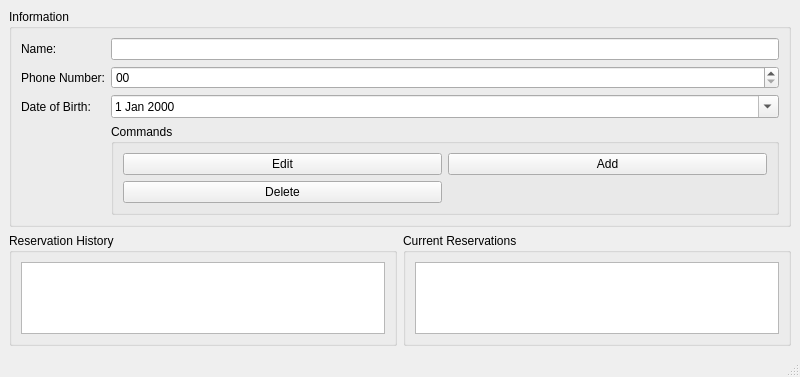
Qt form src/main/resources/base/customer.ui (dagayveggi/HotelManagementSystem) before a commit.
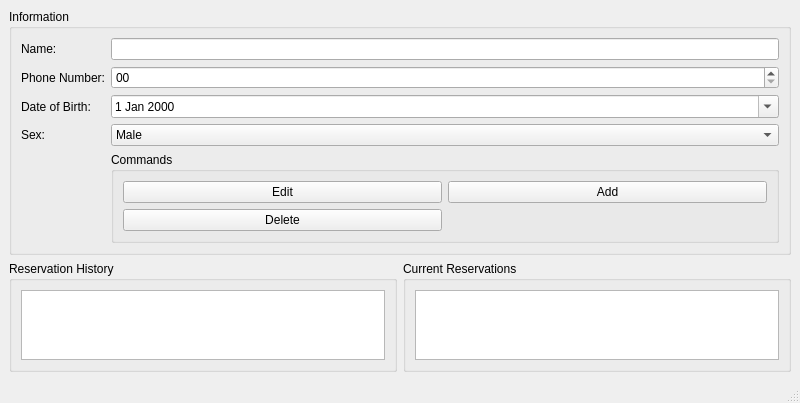
The same form after that commit. Icons and pictures are not drawn.

Commit message: Added Customer UI, more Icons, tweaked some UI

```diff
--- a/src/main/resources/base/customer.ui
+++ b/src/main/resources/base/customer.ui
@@ -7,7 +7,7 @@
     <x>0</x>
     <y>0</y>
     <width>800</width>
-    <height>377</height>
+    <height>403</height>
    </rect>
   </property>
   <property name="windowTitle">
@@ -99,7 +99,7 @@
          </property>
         </widget>
        </item>
-       <item row="8" column="1">
+       <item row="9" column="1">
         <spacer name="verticalSpacer">
          <property name="orientation">
           <enum>Qt::Vertical</enum>
@@ -112,7 +112,39 @@
          </property>
         </spacer>
        </item>
-       <item row="11" column="1">
+       <item row="8" column="0">
+        <widget class="QLabel" name="label_4">
+         <property name="text">
+          <string>Sex:</string>
+         </property>
+        </widget>
+       </item>
+       <item row="8" column="1">
+        <widget class="QComboBox" name="comboBox">
+         <property name="insertPolicy">
+          <enum>QComboBox::NoInsert</enum>
+         </property>
+         <item>
+          <property name="text">
+           <string>Male</string>
+          </property>
+          <property name="icon">
+           <iconset resource="rc.qrc">
+            <normaloff>:/ctmr/48px-Emblem-person-blue.svg.png</normaloff>:/ctmr/48px-Emblem-person-blue.svg.png</iconset>
+          </property>
+         </item>
+         <item>
+          <property name="text">
+           <string>Female</string>
+          </property>
+          <property name="icon">
+           <iconset resource="rc.qrc">
+            <normaloff>:/ctmr/48px-User_icon_3.svg.png</normaloff>:/ctmr/48px-User_icon_3.svg.png</iconset>
+          </property>
+         </item>
+        </widget>
+       </item>
+       <item row="12" column="1">
         <widget class="QGroupBox" name="groupBox_2">
          <property name="title">
           <string>Commands</string>
```
Left out of the diff: 20 changed lines with no effect on the pictures. The commit also changes 12 other files.
